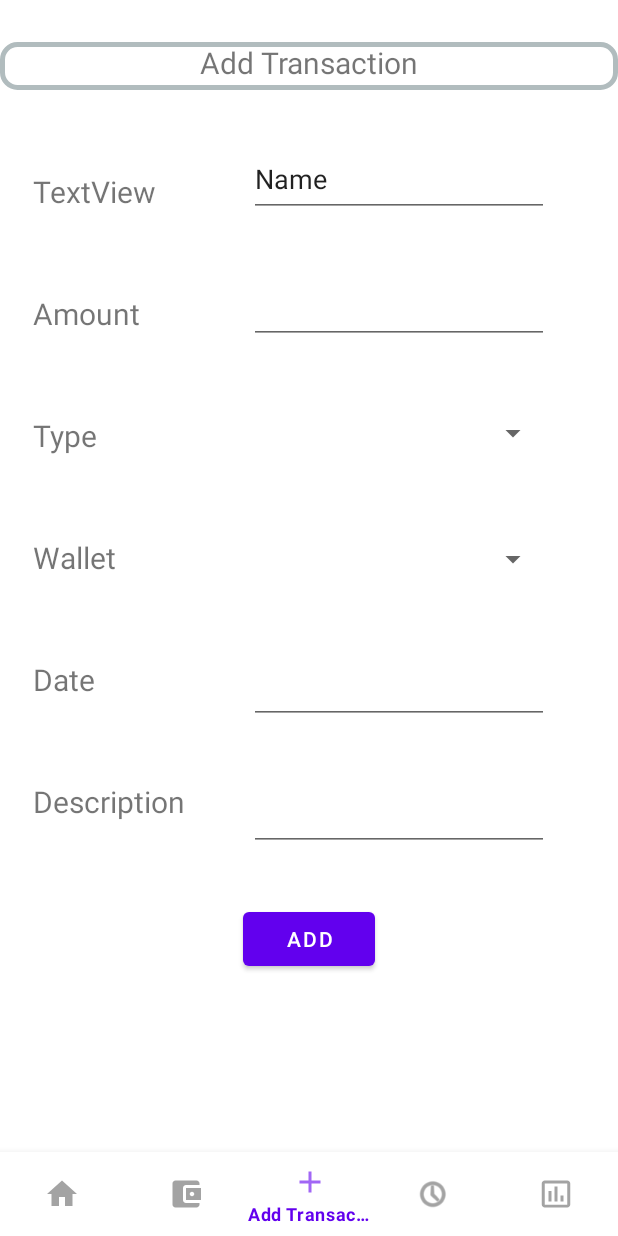
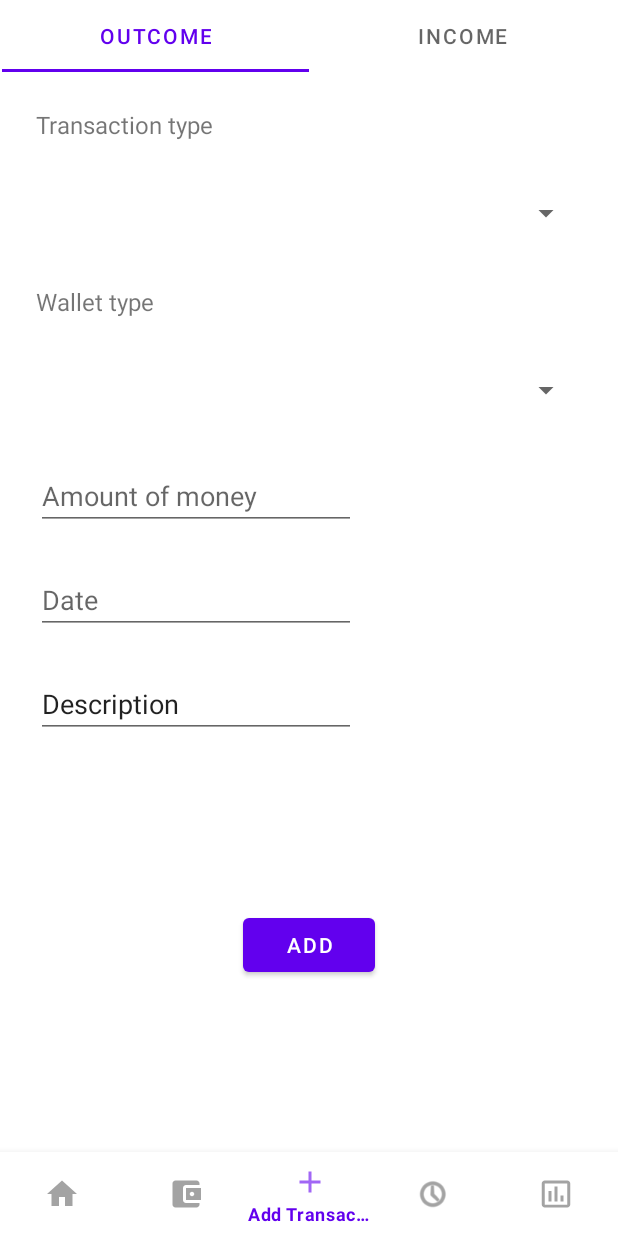
Before and after one commit to githubfrostpixel/MyWallet, an Android app: the screen it shows after launch (MainActivity), item 3 of the bottom bar chosen, on a phone screen of 412 x 824 dp. Run offline under Robolectric (Android 15) with nearby library versions, the phone set to English and light mode, and no system bars; our stand-ins replace Room's generated code.

Commit message:
add transaction ui dao

```diff
--- /dev/null
+++ b/app/src/main/java/adapter/AddTransactionRecyclerViewAdapter.java
@@ -0,0 +1,4 @@
+package adapter;
+
+public class AddTransactionRecyclerViewAdapter {
+}
--- a/app/src/main/java/dao/TransactionDao.java
+++ b/app/src/main/java/dao/TransactionDao.java
@@ -18,4 +18,6 @@ public interface TransactionDao{
 
     @Delete
     void delete(Transaction transaction);
+
+
 }
--- a/app/src/main/java/dao/TransactionTypeDao.java
+++ b/app/src/main/java/dao/TransactionTypeDao.java
@@ -11,8 +11,12 @@ import java.util.List;
 import entity.TransactionType;
 @Dao
 public interface TransactionTypeDao {
-    @Query("SELECT * FROM `TransactionType`")
+    @Query("SELECT * FROM `TransactionType` ")
     List<TransactionType> getAll();
+
+    @Query("SELECT * FROM `TransactionType` where type = :type")
+    List<TransactionType> getType(int type);
+
     @Insert(onConflict = OnConflictStrategy.REPLACE)
     void insertAll(TransactionType... transactionTypes);
 
--- a/app/src/main/res/layout/fragment_add_transaction.xml
+++ b/app/src/main/res/layout/fragment_add_transaction.xml
@@ -7,120 +7,43 @@
     tools:layout_editor_absoluteX="0dp"
     tools:layout_editor_absoluteY="-1dp">
 
-    <EditText
-        android:id="@+id/editTextDate"
-        android:layout_width="200dp"
-        android:layout_height="50dp"
-        android:ems="10"
-        android:inputType="text"
-        app:layout_constraintBottom_toTopOf="@+id/button"
-        app:layout_constraintStart_toStartOf="@+id/editTextDate2"
-        app:layout_constraintTop_toBottomOf="@+id/editTextDate2" />
-
-    <Spinner
-        android:id="@+id/spinner"
-        android:layout_width="200dp"
-        android:layout_height="50dp"
-        app:layout_constraintBottom_toTopOf="@+id/spinner2"
-        app:layout_constraintStart_toStartOf="@+id/editTextNumberSigned"
-        app:layout_constraintTop_toBottomOf="@+id/editTextNumberSigned" />
-
-    <Spinner
-        android:id="@+id/spinner2"
-        android:layout_width="200dp"
-        android:layout_height="50dp"
-        app:layout_constraintBottom_toTopOf="@+id/editTextDate2"
-        app:layout_constraintStart_toStartOf="@+id/spinner"
-        app:layout_constraintTop_toBottomOf="@+id/spinner" />
-
     <TextView
-        android:id="@+id/textView"
-        android:layout_width="0dp"
-        android:layout_height="32dp"
-        android:text="Add Transaction"
-        android:textAlignment="center"
-        android:textSize="20dp"
-        app:layout_constraintBottom_toBottomOf="parent"
-        app:layout_constraintEnd_toEndOf="parent"
-        app:layout_constraintHorizontal_bias="0.0"
-        app:layout_constraintStart_toStartOf="parent"
-        app:layout_constraintTop_toTopOf="parent"
-        app:layout_constraintVertical_bias="0.038"
-        android:background="@drawable/layout_border"/>
-
-    <EditText
-        android:id="@+id/editTextNumberSigned"
-        android:layout_width="200dp"
-        android:layout_height="50dp"
-        android:ems="10"
-        android:inputType="numberSigned"
-        app:layout_constraintBottom_toTopOf="@+id/spinner"
-        app:layout_constraintStart_toStartOf="@+id/editTextTextPersonName"
-        app:layout_constraintTop_toBottomOf="@+id/editTextTextPersonName" />
-
-    <TextView
-        android:id="@+id/textView3"
+        android:id="@+id/wallet"
         android:layout_width="wrap_content"
         android:layout_height="wrap_content"
-        android:text="Wallet"
-        android:textSize="20dp"
-        app:layout_constraintBottom_toTopOf="@+id/textView7"
-        app:layout_constraintStart_toStartOf="@+id/textView7"
-        app:layout_constraintTop_toBottomOf="@+id/textView5" />
+        android:layout_marginStart="24dp"
+        android:layout_marginTop="24dp"
+        android:text="Wallet type"
+        android:textSize="16sp"
+        app:layout_constraintStart_toStartOf="parent"
+        app:layout_constraintTop_toBottomOf="@+id/transaction_type1" />
 
-    <TextView
-        android:id="@+id/textView4"
-        android:layout_width="wrap_content"
+    <com.google.android.material.tabs.TabLayout
+        android:id="@+id/tab"
+        android:layout_width="409dp"
         android:layout_height="wrap_content"
-        android:text="Amount"
-        android:textSize="20dp"
-        app:layout_constraintBottom_toTopOf="@+id/textView5"
-        app:layout_constraintStart_toStartOf="@+id/textView5"
-        app:layout_constraintTop_toBottomOf="@+id/textView9" />
+        app:layout_constraintEnd_toEndOf="parent"
+        app:layout_constraintStart_toStartOf="parent"
+        app:layout_constraintTop_toTopOf="parent">
 
-    <EditText
-        android:id="@+id/editTextDate2"
-        android:layout_width="200dp"
-        android:layout_height="50dp"
-        android:ems="10"
-        android:inputType="date"
-        app:layout_constraintBottom_toTopOf="@+id/editTextDate"
-        app:layout_constraintStart_toStartOf="@+id/spinner2"
-        app:layout_constraintTop_toBottomOf="@+id/spinner2" />
+        <com.google.android.material.tabs.TabItem
+            android:id="@+id/outc"
+            android:layout_width="wrap_content"
+            android:layout_height="wrap_content"
+            android:clickable="true"
+            android:text="Outcome" />
 
-    <TextView
-        android:id="@+id/textView5"
-        android:layout_width="wrap_content"
-        android:layout_height="wrap_content"
-        android:text="Type"
-        android:textSize="20dp"
-        app:layout_constraintBottom_toTopOf="@+id/textView3"
-        app:layout_constraintStart_toStartOf="@+id/textView3"
-        app:layout_constraintTop_toBottomOf="@+id/textView4" />
+        <com.google.android.material.tabs.TabItem
+            android:id="@+id/inc"
+            android:layout_width="wrap_content"
+            android:layout_height="wrap_content"
+            android:clickable="true"
+            android:text="Income" />
 
-    <TextView
-        android:id="@+id/textView7"
-        android:layout_width="wrap_content"
-        android:layout_height="wrap_content"
-        android:text="Date"
-        android:textSize="20dp"
-        app:layout_constraintBottom_toTopOf="@+id/textView8"
-        app:layout_constraintStart_toStartOf="@+id/textView8"
-        app:layout_constraintTop_toBottomOf="@+id/textView3" />
-
-    <TextView
-        android:id="@+id/textView8"
-        android:layout_width="wrap_content"
-        android:layout_height="wrap_content"
-        android:layout_marginStart="-140dp"
-        android:text="Description"
-        android:textSize="20dp"
-        app:layout_constraintBottom_toTopOf="@+id/button"
-        app:layout_constraintStart_toStartOf="@+id/button"
-        app:layout_constraintTop_toBottomOf="@+id/textView7" />
+    </com.google.android.material.tabs.TabLayout>
 
     <Button
-        android:id="@+id/button"
+        android:id="@+id/add"
         android:layout_width="wrap_content"
         android:layout_height="wrap_content"
         android:text="Add"
@@ -128,29 +51,83 @@
         app:layout_constraintEnd_toEndOf="parent"
         app:layout_constraintHorizontal_bias="0.5"
         app:layout_constraintStart_toStartOf="parent"
-        app:layout_constraintTop_toTopOf="parent"
-        app:layout_constraintVertical_bias="0.836" />
+        app:layout_constraintTop_toBottomOf="@+id/description" />
+
+    <Spinner
+        android:id="@+id/transaction_type1"
+        android:layout_width="0dp"
+        android:layout_height="wrap_content"
+        android:layout_marginStart="24dp"
+        android:layout_marginTop="24dp"
+        android:layout_marginEnd="24dp"
+        android:isScrollContainer="true"
+        android:labelFor="@id/tab"
+        android:minHeight="48dp"
+        app:layout_constraintEnd_toEndOf="parent"
+        app:layout_constraintHorizontal_bias="1.0"
+        app:layout_constraintStart_toStartOf="parent"
+        app:layout_constraintTop_toBottomOf="@+id/transaction_type" />
+
+    <Spinner
+        android:id="@+id/wallet1"
+        android:layout_width="0dp"
+        android:layout_height="wrap_content"
+        android:layout_marginStart="24dp"
+        android:layout_marginTop="24dp"
+        android:layout_marginEnd="24dp"
+        android:isScrollContainer="true"
+        android:labelFor="@id/tab"
+        android:minHeight="48dp"
+        app:layout_constraintEnd_toEndOf="parent"
+        app:layout_constraintHorizontal_bias="1.0"
+        app:layout_constraintStart_toStartOf="parent"
+        app:layout_constraintTop_toBottomOf="@+id/wallet" />
+
+    <EditText
+        android:id="@+id/amount"
+        android:layout_width="wrap_content"
+        android:layout_height="wrap_content"
+        android:layout_marginStart="24dp"
+        android:layout_marginTop="24dp"
+        android:ems="10"
+        android:hint="Amount of money"
+        android:inputType="numberDecimal"
+        app:layout_constraintStart_toStartOf="parent"
+        app:layout_constraintTop_toBottomOf="@+id/wallet1" />
+
+    <EditText
+        android:id="@+id/date"
+        android:layout_width="wrap_content"
+        android:layout_height="wrap_content"
+        android:layout_marginStart="24dp"
+        android:layout_marginTop="24dp"
+        android:ems="10"
+        android:hint="Date"
+        android:inputType="date"
+        app:layout_constraintStart_toStartOf="parent"
+        app:layout_constraintTop_toBottomOf="@+id/amount" />
+
+    <EditText
+        android:id="@+id/description"
+        android:layout_width="wrap_content"
+        android:layout_height="wrap_content"
+        android:layout_marginStart="24dp"
+        android:layout_marginTop="24dp"
+        android:ems="10"
+        android:inputType="textPersonName"
+        android:text="Description"
+        app:layout_constraintStart_toStartOf="parent"
+        app:layout_constraintTop_toBottomOf="@+id/date" />
 
     <TextView
-        android:id="@+id/textView9"
+        android:id="@+id/transaction_type"
         android:layout_width="wrap_content"
         android:layout_height="wrap_content"
-        android:text="TextView"
-        android:textSize="20dp"
-        app:layout_constraintBottom_toTopOf="@+id/textView4"
-        app:layout_constraintStart_toStartOf="@+id/textView4"
-        app:layout_constraintTop_toBottomOf="@+id/textView" />
-
-    <EditText
-        android:id="@+id/editTextTextPersonName"
-        android:layout_width="200dp"
-        android:layout_height="50dp"
-        android:layout_marginStart="4dp"
-        android:ems="10"
-        android:inputType="textPersonName"
-        android:text="Name"
-        app:layout_constraintBottom_toTopOf="@+id/editTextNumberSigned"
-        app:layout_constraintStart_toStartOf="@+id/button"
-        app:layout_constraintTop_toBottomOf="@+id/textView" />
+        android:layout_marginStart="24dp"
+        android:layout_marginTop="24dp"
+        android:text="Transaction type"
+        android:textSize="16sp"
+        app:layout_constraintStart_toStartOf="parent"
+        app:layout_constraintTop_toBottomOf="@+id/tab" />
 
 </androidx.constraintlayout.widget.ConstraintLayout>
--- a/build.gradle
+++ b/build.gradle
@@ -1,7 +1,7 @@
 // Top-level build file where you can add configuration options common to all sub-projects/modules.
 plugins {
-    id 'com.android.application' version '7.2.0' apply false
-    id 'com.android.library' version '7.2.0' apply false
+    id 'com.android.application' version '7.2.1' apply false
+    id 'com.android.library' version '7.2.1' apply false
 }
 
 task clean(type: Delete) {
```
